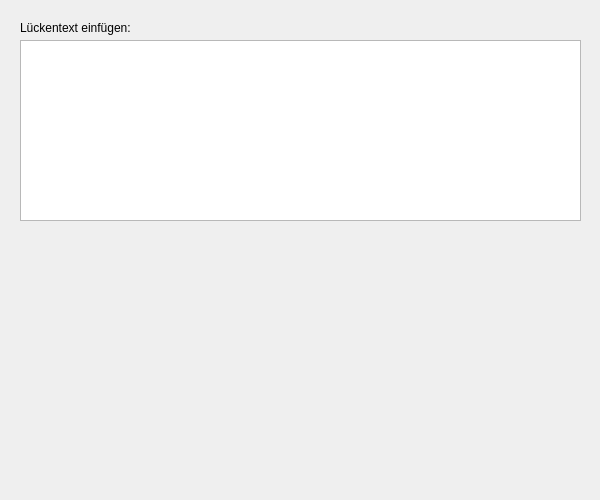
Before: the Qt Designer form Set_Creator_LText.ui in DerMoom/InfoProjekt, drawn with Qt 5.
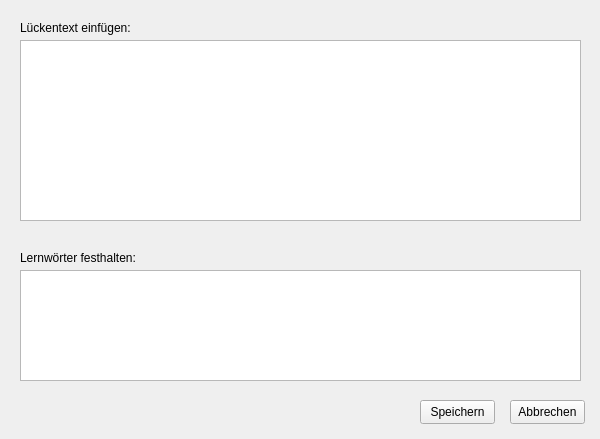
After: the same form once the commit is applied.

```diff
--- a/Set_Creator_LText.ui
+++ b/Set_Creator_LText.ui
@@ -7,7 +7,7 @@
     <x>0</x>
     <y>0</y>
     <width>600</width>
-    <height>500</height>
+    <height>439</height>
    </rect>
   </property>
   <property name="windowTitle">
@@ -36,6 +36,55 @@
     <string>Lückentext einfügen:</string>
    </property>
   </widget>
+  <widget class="QTextEdit" name="LText_wordEdit">
+   <property name="geometry">
+    <rect>
+     <x>20</x>
+     <y>270</y>
+     <width>561</width>
+     <height>111</height>
+    </rect>
+   </property>
+  </widget>
+  <widget class="QLabel" name="LText_label_2">
+   <property name="geometry">
+    <rect>
+     <x>20</x>
+     <y>250</y>
+     <width>121</width>
+     <height>16</height>
+    </rect>
+   </property>
+   <property name="text">
+    <string>Lernwörter festhalten:</string>
+   </property>
+  </widget>
+  <widget class="QPushButton" name="ltext_cancel_button">
+   <property name="geometry">
+    <rect>
+     <x>510</x>
+     <y>400</y>
+     <width>75</width>
+     <height>24</height>
+    </rect>
+   </property>
+   <property name="text">
+    <string>Abbrechen</string>
+   </property>
+  </widget>
+  <widget class="QPushButton" name="ltext_save_button">
+   <property name="geometry">
+    <rect>
+     <x>420</x>
+     <y>400</y>
+     <width>75</width>
+     <height>24</height>
+    </rect>
+   </property>
+   <property name="text">
+    <string>Speichern</string>
+   </property>
+  </widget>
  </widget>
  <resources/>
  <connections/>
```
